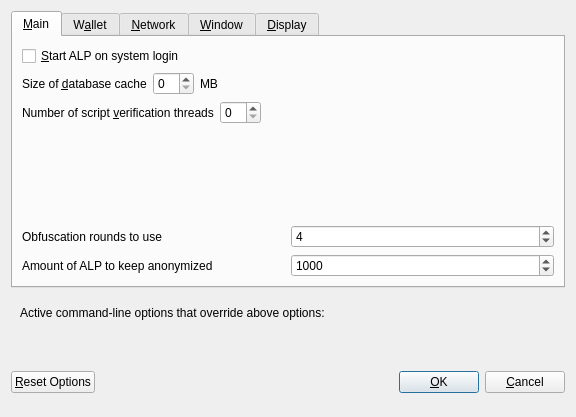
Old version of the form src/qt/forms/optionsdialog.ui in the repository revivalist777/quarck.
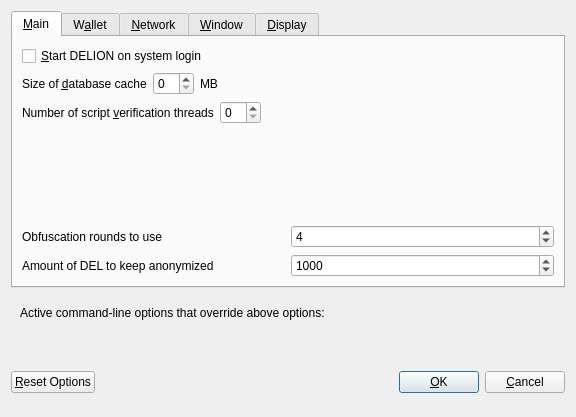
New version of the form. Custom widgets are drawn as their Qt base class.

The edit to the form file:
```diff
--- a/src/qt/forms/optionsdialog.ui
+++ b/src/qt/forms/optionsdialog.ui
@@ -33,7 +33,7 @@
           <string>Automatically start ALP after logging in to the system.</string>
          </property>
          <property name="text">
-          <string>&amp;Start ALP on system login</string>
+          <string>&amp;Start DELION on system login</string>
          </property>
         </widget>
        </item>
@@ -177,7 +177,7 @@
             <string notr="true"/>
            </property>
            <property name="text">
-            <string>Amount of ALP to keep anonymized</string>
+            <string>Amount of DEL to keep anonymized</string>
            </property>
           </widget>
          </item>
```
Left out of the diff: 12 changed lines with no effect on the pictures.
